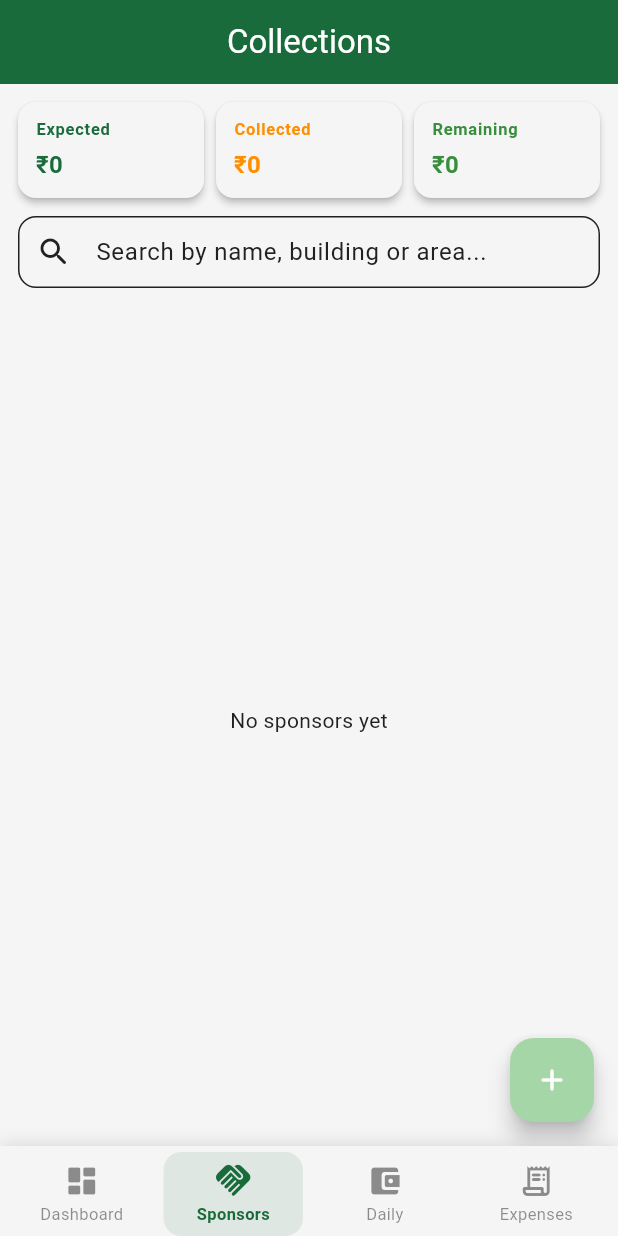
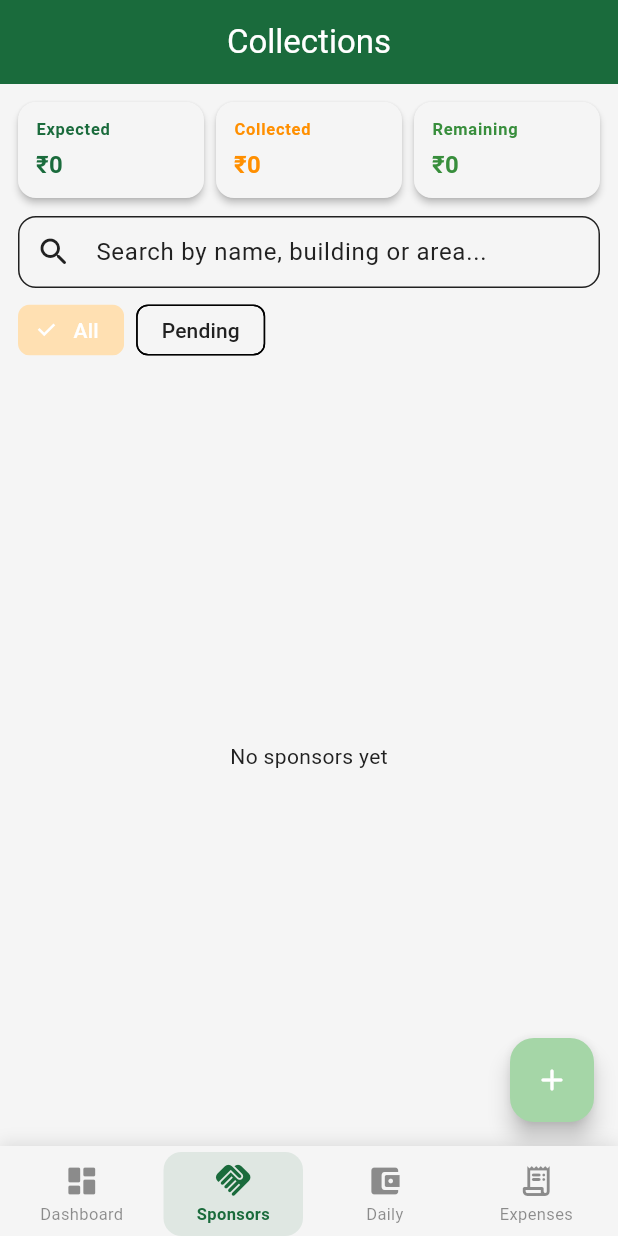
Before and after one commit to santhosh9863/gowriganesha, a Flutter app: the CollectionListPage screen opened by its route, on a phone screen of 412 x 824 dp. Run offline on Flutter 3.47's test engine with Material 3 defaults, Android fonts, the phone set to English and light mode, and no system bars; our stand-ins replace cloud_firestore, firebase_core, flutter_riverpod, go_router; accounts and stored records are empty; statements that could not run were skipped.

Commit message:
feat: pending-sponsors
- Dashboard card showing pending sponsor count + remaining total
- Entire card tappable → /collections?filter=pending
- Collections page reads ?filter=pending query param
- Filter chips: All / Pending
- Pending sponsors: givenAmount < expectedAmount
- Shows 0 state when all sponsorships collected

```diff
--- a/lib/core/providers/dashboard_provider.dart
+++ b/lib/core/providers/dashboard_provider.dart
@@ -12,6 +12,8 @@ class DashboardData {
   final double progressPercent;
   final int todayCollection;
   final int totalDailyCollections;
+  final int pendingSponsorCount;
+  final int pendingRemainingTotal;
 
   const DashboardData({
     required this.expectedTotal,
@@ -22,6 +24,8 @@ class DashboardData {
     required this.progressPercent,
     required this.todayCollection,
     required this.totalDailyCollections,
+    required this.pendingSponsorCount,
+    required this.pendingRemainingTotal,
   });
 }
 
@@ -60,6 +64,10 @@ final dashboardProvider = Provider<DashboardData>((ref) {
 
   final totalDailyCollections = totalDaily;
 
+  final pending = targets.where((t) => t.givenAmount < t.expectedAmount).toList();
+  final pendingSponsorCount = pending.length;
+  final pendingRemainingTotal = pending.fold<int>(0, (v, t) => v + (t.expectedAmount - t.givenAmount));
+
   return DashboardData(
     expectedTotal: expectedTotal,
     collectedTotal: collectedTotal,
@@ -69,5 +77,7 @@ final dashboardProvider = Provider<DashboardData>((ref) {
     progressPercent: progressPercent,
     todayCollection: todayCollection,
     totalDailyCollections: totalDailyCollections,
+    pendingSponsorCount: pendingSponsorCount,
+    pendingRemainingTotal: pendingRemainingTotal,
   );
 });
--- a/lib/features/collections/collection_list_page.dart
+++ b/lib/features/collections/collection_list_page.dart
@@ -20,6 +20,14 @@ class CollectionListPage extends ConsumerStatefulWidget {
 class _CollectionListPageState extends ConsumerState<CollectionListPage> {
   final _searchController = TextEditingController();
   String _searchQuery = '';
+  String _filter = 'all';
+
+  @override
+  void initState() {
+    super.initState();
+    final filter = GoRouterState.of(context).uri.queryParameters['filter'];
+    if (filter == 'pending') _filter = 'pending';
+  }
 
   @override
   void dispose() {
@@ -51,13 +59,29 @@ class _CollectionListPageState extends ConsumerState<CollectionListPage> {
   }
 
   List<Target> _filterTargets(List<Target> targets) {
-    if (_searchQuery.isEmpty) return targets;
-    final q = _searchQuery.toLowerCase();
-    return targets.where((t) {
-      return t.name.toLowerCase().contains(q) ||
-          t.building.toLowerCase().contains(q) ||
-          t.area.toLowerCase().contains(q);
-    }).toList();
+    var result = targets;
+    if (_searchQuery.isNotEmpty) {
+      final q = _searchQuery.toLowerCase();
+      result = result.where((t) {
+        return t.name.toLowerCase().contains(q) ||
+            t.building.toLowerCase().contains(q) ||
+            t.area.toLowerCase().contains(q);
+      }).toList();
+    }
+    if (_filter == 'pending') {
+      result = result.where((t) => t.givenAmount < t.expectedAmount).toList();
+    }
+    return result;
+  }
+
+  Widget _buildFilterChip(String label, String value) {
+    final selected = _filter == value;
+    return FilterChip(
+      label: Text(label),
+      selected: selected,
+      onSelected: (_) => setState(() => _filter = value),
+      visualDensity: VisualDensity.compact,
+    );
   }
 
   Widget _buildList(
@@ -108,6 +132,16 @@ class _CollectionListPageState extends ConsumerState<CollectionListPage> {
               filled: true,
               fillColor: colorScheme.surfaceContainerHighest.withAlpha(100),
             ),
+          ),
+        ),
+        Padding(
+          padding: const EdgeInsets.fromLTRB(12, 4, 12, 4),
+          child: Row(
+            children: [
+              _buildFilterChip('All', 'all'),
+              const SizedBox(width: 8),
+              _buildFilterChip('Pending', 'pending'),
+            ],
           ),
         ),
         if (filtered.isEmpty)
```
Also changed, not shown: lib/features/dashboard/dashboard_page.dart (+79 -0 lines).
